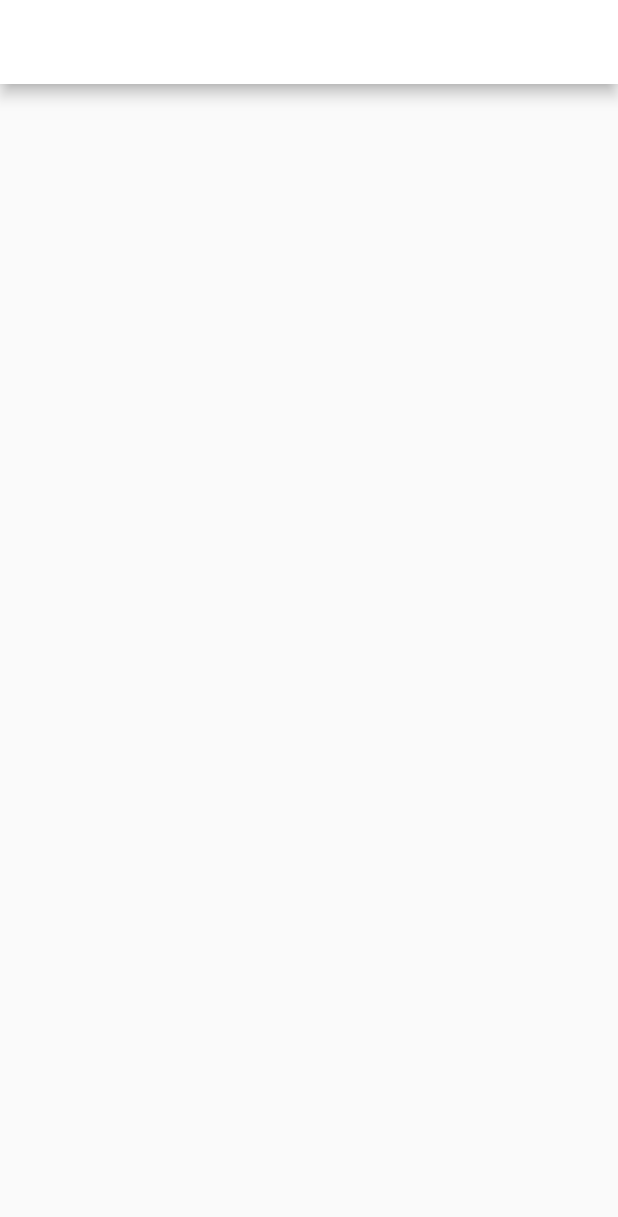
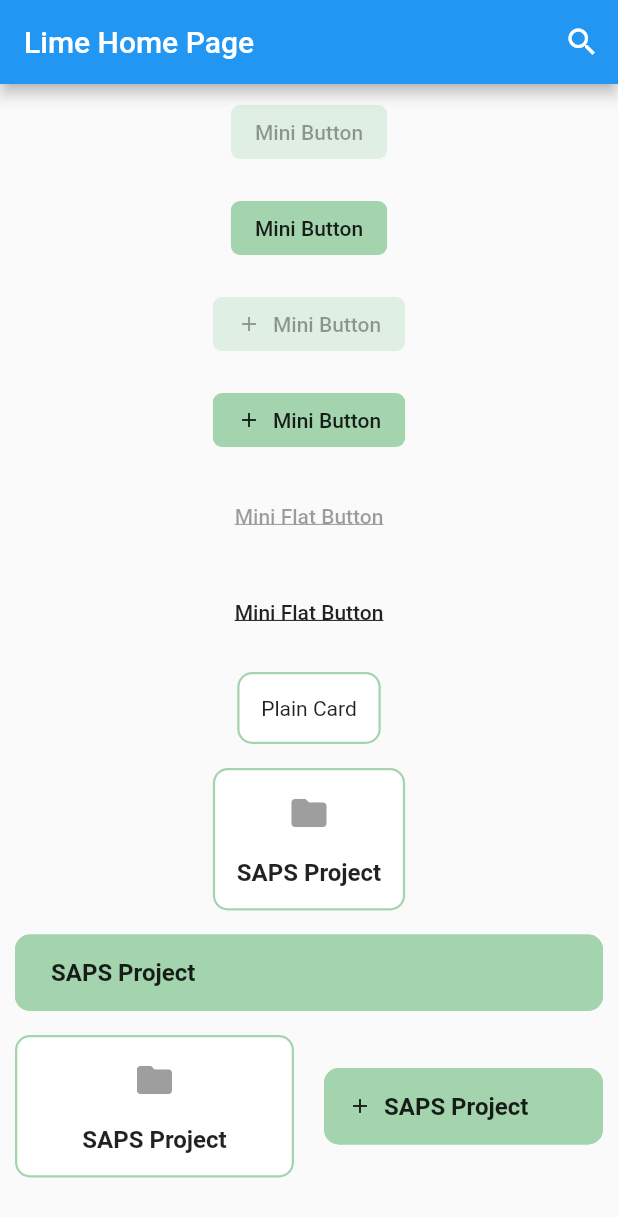
Before and after one commit to BlessedYahaya/LimeMobile, a Flutter app: the screen it shows after launch, on a phone screen of 412 x 824 dp. Shown: the top 1217 px of the screen. Run offline on Flutter 3.47's test engine with Material 2 defaults, Android fonts, the phone set to English and light mode, and no system bars; our stand-ins replace flutter_dotenv, sentry, shared_preferences; accounts and stored records are empty; generated files the repository leaves out were written again; Roboto replaces fonts that are missing (Poppins).

Commit message:
add card and modifies existing components

```diff
--- a/lib/components/button.dart
+++ b/lib/components/button.dart
@@ -5,14 +5,14 @@ import 'package:lime_mobile_app/values/colors.dart';
 
 enum ButtonType { primary, accent, secondary, success }
 
-class TLRaisedButton extends StatefulWidget {
+class LRaisedButton extends StatefulWidget {
   final String text;
   final ButtonType type;
   final VoidCallback onPressed;
   final EdgeInsets padding;
   final double elevation;
 
-  const TLRaisedButton(
+  const LRaisedButton(
     this.text, {
     Key key,
     @required this.onPressed,
@@ -22,10 +22,10 @@ class TLRaisedButton extends StatefulWidget {
   }) : super(key: key);
 
   @override
-  _TLRaisedButtonState createState() => _TLRaisedButtonState();
+  _LRaisedButtonState createState() => _LRaisedButtonState();
 }
 
-class _TLRaisedButtonState extends State<TLRaisedButton> {
+class _LRaisedButtonState extends State<LRaisedButton> {
   @override
   void didChangeDependencies() {
     super.didChangeDependencies();
@@ -42,6 +42,7 @@ class _TLRaisedButtonState extends State<TLRaisedButton> {
           color: getColor(),
           padding: widget.padding,
           disabledColor: getColor().withOpacity(0.3),
+          highlightColor: getColor().withOpacity(0.5),
           elevation: widget.onPressed == null
               ? 0
               : widget.type == ButtonType.secondary ? 0 : widget.elevation,
@@ -85,23 +86,25 @@ class _TLRaisedButtonState extends State<TLRaisedButton> {
   }
 }
 
-class TLMiniButton extends StatefulWidget {
+class LMiniButton extends StatefulWidget {
   final String text;
   final ButtonType type;
+  final Widget icon;
   final VoidCallback onPressed;
 
-  const TLMiniButton(
+  const LMiniButton(
     this.text, {
     Key key,
+    this.icon,
     @required this.onPressed,
     this.type = ButtonType.primary,
   }) : super(key: key);
 
   @override
-  _TLMiniButtonState createState() => _TLMiniButtonState();
+  _LMiniButtonState createState() => _LMiniButtonState();
 }
 
-class _TLMiniButtonState extends State<TLMiniButton> {
+class _LMiniButtonState extends State<LMiniButton> {
   final double _elevation = 8.0;
 
   @override
@@ -116,10 +119,22 @@ class _TLMiniButtonState extends State<TLMiniButton> {
         margin:
             EdgeInsets.symmetric(horizontal: _elevation, vertical: _elevation),
         child: FlatButton(
-          child: Text(widget.text),
+          child: Row(
+            mainAxisSize: MainAxisSize.min,
+            mainAxisAlignment: MainAxisAlignment.center,
+            crossAxisAlignment: CrossAxisAlignment.center,
+            children: <Widget>[
+              if (widget.icon != null) ...[
+                widget.icon,
+                const SizedBox(width: 8.0),
+              ],
+              Text(widget.text),
+            ],
+          ),
           color: getColor(),
           padding: EdgeInsets.symmetric(horizontal: 16, vertical: 2),
           disabledColor: getColor().withOpacity(0.3),
+          highlightColor: getColor().withOpacity(0.5),
           onPressed: widget.onPressed,
         ),
       ),
@@ -133,7 +148,18 @@ class _TLMiniButtonState extends State<TLMiniButton> {
             borderRadius: BorderRadius.circular(22.0),
           ),
           child: CupertinoButton(
-            child: Text(widget.text),
+            child: Row(
+              mainAxisSize: MainAxisSize.min,
+              mainAxisAlignment: MainAxisAlignment.center,
+              crossAxisAlignment: CrossAxisAlignment.center,
+              children: <Widget>[
+                if (widget.icon != null) ...[
+                  widget.icon,
+                  const SizedBox(width: 8.0),
+                ],
+                Text(widget.text),
+              ],
+            ),
             color: getColor(),
             minSize: 32,
             padding: EdgeInsets.symmetric(horizontal: 16, vertical: 2),
@@ -156,13 +182,90 @@ class _TLMiniButtonState extends State<TLMiniButton> {
   }
 }
 
-class TLFlatButton extends StatefulWidget {
+class LMiniFlatButton extends StatefulWidget {
+  final String text;
+  final ButtonType type;
+  final VoidCallback onPressed;
+
+  const LMiniFlatButton(
+    this.text, {
+    Key key,
+    @required this.onPressed,
+    this.type = ButtonType.primary,
+  }) : super(key: key);
+
+  @override
+  _LMiniFlatButtonState createState() => _LMiniFlatButtonState();
+}
+
+class _LMiniFlatButtonState extends State<LMiniFlatButton> {
+  final double _elevation = 8.0;
+
+  @override
+  void didChangeDependencies() {
+    super.didChangeDependencies();
+  }
+
+  @override
+  Widget build(BuildContext context) {
+    return platformWidget(
+      android: Container(
+        margin:
+            EdgeInsets.symmetric(horizontal: _elevation, vertical: _elevation),
+        child: FlatButton(
+          child: Text(
+            widget.text,
+            style: TextStyle(decoration: TextDecoration.underline),
+          ),
+          color: Colors.transparent,
+          padding: EdgeInsets.symmetric(horizontal: 16, vertical: 2),
+          disabledColor: Colors.transparent,
+          highlightColor: Colors.transparent,
+          splashColor: Colors.transparent,
+          onPressed: widget.onPressed,
+        ),
+      ),
+      ios: Container(
+        margin: EdgeInsets.symmetric(horizontal: _elevation, vertical: 0),
+        child: Material(
+          color: Colors.transparent,
+          shape: RoundedRectangleBorder(
+            borderRadius: BorderRadius.circular(22.0),
+          ),
+          child: CupertinoButton(
+            child: Text(
+              widget.text,
+              style: TextStyle(decoration: TextDecoration.underline),
+            ),
+            color: Colors.transparent,
+            minSize: 32,
+            padding: EdgeInsets.symmetric(horizontal: 16, vertical: 2),
+            borderRadius: BorderRadius.circular(22.0),
+            onPressed: widget.onPressed,
+          ),
+        ),
+      ),
+    );
+  }
+
+  Color getColor() {
+    switch (widget.type) {
+      case ButtonType.success:
+      case ButtonType.accent:
+      case ButtonType.secondary:
+      default:
+        return LColors.primaryColor;
+    }
+  }
+}
+
+class LFlatButton extends StatefulWidget {
   final String text;
   final ButtonType type;
   final VoidCallback onPressed;
   final EdgeInsets padding;
 
-  const TLFlatButton(
+  const LFlatButton(
     this.text, {
     Key key,
     @required this.onPressed,
@@ -171,10 +274,10 @@ class TLFlatButton extends StatefulWidget {
   }) : super(key: key);
 
   @override
-  _TLFlatButtonState createState() => _TLFlatButtonState();
+  _LFlatButtonState createState() => _LFlatButtonState();
 }
 
-class _TLFlatButtonState extends State<TLFlatButton> {
+class _LFlatButtonState extends State<LFlatButton> {
   final double _elevation = 8.0;
   TextStyle textStyle;
 
@@ -194,6 +297,7 @@ class _TLFlatButtonState extends State<TLFlatButton> {
           child: Text(widget.text, style: textStyle),
           color: Colors.transparent,
           padding: widget.padding,
+          highlightColor: getColor().withOpacity(0.2),
           onPressed: widget.onPressed,
         ),
       ),
--- /dev/null
+++ b/lib/components/card.dart
@@ -0,0 +1,142 @@
+import 'package:flutter/cupertino.dart';
+import 'package:flutter/material.dart';
+import 'package:lime_mobile_app/models/folder.dart';
+import 'package:lime_mobile_app/values/colors.dart';
+import 'package:lime_mobile_app/values/spacing.dart';
+import 'package:lime_mobile_app/values/strings.dart';
+
+class LCard extends StatelessWidget {
+  final Color color;
+  final double elevation;
+  final RoundedRectangleBorder shape;
+  final bool borderOnForeground;
+  final Clip clipBehavior;
+  final EdgeInsetsGeometry margin;
+  final bool semanticContainer;
+  final bool flush;
+  final Widget child;
+  final GestureTapCallback onTap;
+
+  const LCard({
+    Key key,
+    this.color,
+    this.elevation = 0,
+    this.shape = const RoundedRectangleBorder(
+      borderRadius: BorderRadius.all(const Radius.circular(10)),
+      side: BorderSide(color: LColors.primaryColor, width: 1.5),
+    ),
+    this.borderOnForeground = true,
+    this.flush = false,
+    this.clipBehavior,
+    this.margin = const EdgeInsets.symmetric(vertical: 8, horizontal: 10),
+    this.semanticContainer = true,
+    this.child,
+    this.onTap,
+  }) : super(key: key);
+
+  @override
+  Widget build(BuildContext context) {
+    return Card(
+      color: color,
+      elevation: elevation,
+      shape: shape,
+      borderOnForeground: borderOnForeground,
+      clipBehavior: clipBehavior,
+      margin: margin,
+      semanticContainer: semanticContainer,
+      child: InkWell(
+        onTap: onTap,
+        borderRadius: shape.borderRadius,
+        child: Container(
+          padding: EdgeInsets.all(flush ? 0 : 16),
+          child: child,
+        ),
+      ),
+    );
+  }
+}
+
+class LFolderCard extends LCard {
+  final FolderModel folder;
+
+  LFolderCard(
+    this.folder, {
+    Key key,
+    bool flush,
+    BuildContext context,
+    GestureTapCallback onTap,
+  }) : super(
+          key: key,
+          flush: flush ?? false,
+          onTap: onTap,
+          child: LimitedBox(
+            child: Column(
+              crossAxisAlignment: CrossAxisAlignment.center,
+              mainAxisAlignment: MainAxisAlignment.center,
+              children: <Widget>[
+                Container(
+                  child: Icon(
+                    Icons.folder,
+                    color: Colors.grey,
+                    size: 28,
+                  ),
+                ),
+                VSpace.md,
+                Text(
+                  '${folder.label}',
+                  style: Theme.of(context).textTheme.subtitle1.copyWith(
+                        fontFamily: Strings.app.font,
+                        fontWeight: FontWeight.bold,
+                      ),
+                  maxLines: 2,
+                  softWrap: true,
+                  overflow: TextOverflow.ellipsis,
+                ),
+              ],
+            ),
+          ),
+        );
+}
+
+class LButtonCard extends LCard {
+  LButtonCard({
+    Key key,
+    BuildContext context,
+    GestureTapCallback onTap,
+    Color color = LColors.primaryColor,
+    Color textColor,
+    Widget leading,
+    Widget trailing,
+    String text,
+  }) : super(
+          key: key,
+          color: color,
+          onTap: onTap,
+          child: LimitedBox(
+            child: Row(
+              mainAxisSize: MainAxisSize.max,
+              mainAxisAlignment: MainAxisAlignment.center,
+              crossAxisAlignment: CrossAxisAlignment.center,
+              children: <Widget>[
+                if (leading != null) leading,
+                HSpace.sm,
+                Expanded(
+                  child: Text(
+                    '$text',
+                    style: Theme.of(context).textTheme.subtitle1.copyWith(
+                          fontFamily: Strings.app.font,
+                          fontWeight: FontWeight.bold,
+                          color: textColor,
+                        ),
+                    maxLines: 2,
+                    softWrap: true,
+                    overflow: TextOverflow.ellipsis,
+                  ),
+                ),
+                HSpace.sm,
+                if (trailing != null) trailing,
+              ],
+            ),
+          ),
+        );
+}
--- a/lib/components/nav.dart
+++ b/lib/components/nav.dart
@@ -2,7 +2,7 @@ import 'package:flutter/cupertino.dart';
 import 'package:flutter/material.dart';
 import 'package:lime_mobile_app/utils.dart';
 
-class TLNav extends StatefulWidget {
+class LNav extends StatefulWidget {
   /// Cupertino-specific options
   final Widget leading;
   final bool automaticallyImplyLeading;
@@ -39,7 +39,7 @@ class TLNav extends StatefulWidget {
   /// general options
   final Color backgroundColor;
 
-  TLNav({
+  LNav({
     Key key,
     @required this.items,
     this.leading,
@@ -72,10 +72,10 @@ class TLNav extends StatefulWidget {
   });
 
   @override
-  _TLNavState createState() => _TLNavState();
+  _LNavState createState() => _LNavState();
 }
 
-class _TLNavState extends State<TLNav> {
+class _LNavState extends State<LNav> {
   @override
   Widget build(BuildContext context) {
     if (platform() == SystemPlatform.apple) return CupertinoNavigationBar();
--- a/lib/components/scaffold.dart
+++ b/lib/components/scaffold.dart
@@ -4,7 +4,7 @@ import 'package:flutter/material.dart';
 import 'package:lime_mobile_app/utils.dart';
 import 'package:lime_mobile_app/values/colors.dart';
 
-class TLScaffold extends StatelessWidget {
+class LScaffold extends StatelessWidget {
   /// Cupertino-specific options
   final ObstructingPreferredSizeWidget navigationBar;
 
@@ -35,7 +35,7 @@ class TLScaffold extends StatelessWidget {
   final bool bottom;
   final EdgeInsets minimum;
 
-  const TLScaffold({
+  const LScaffold({
     Key key,
     this.navigationBar,
     this.backgroundColor,
@@ -108,7 +108,7 @@ class TLScaffold extends StatelessWidget {
   }
 }
 
-class TLTabScaffold extends TLScaffold {
+class TLTabScaffold extends LScaffold {
   /// Cupertino-specific options
   final CupertinoTabBar tabBar;
   final CupertinoTabController controller;
--- a/lib/main.dart
+++ b/lib/main.dart
@@ -3,6 +3,10 @@ import 'dart:async';
 import 'package:flutter/foundation.dart';
 import 'package:flutter/material.dart';
 import 'package:flutter_dotenv/flutter_dotenv.dart';
+import 'package:lime_mobile_app/components/button.dart';
+import 'package:lime_mobile_app/components/card.dart';
+import 'package:lime_mobile_app/components/scaffold.dart';
+import 'package:lime_mobile_app/models/folder.dart';
 import 'package:lime_mobile_app/models/store.dart';
 import 'package:lime_mobile_app/values/theme.dart';
 import 'package:provider/provider.dart';
@@ -154,9 +158,68 @@ class HomeView extends StatefulWidget {
 class _HomeViewState extends State<HomeView> {
   @override
   Widget build(BuildContext context) {
-    return Scaffold(
-      appBar: AppBar(title: Text(widget.title)),
-      body: Center(),
+    return LScaffold(
+      appBar: AppBar(
+        title: Text(widget.title),
+        actions: <Widget>[
+          IconButton(icon: Icon(Icons.search), onPressed: () {})
+        ],
+      ),
+      body: CustomScrollView(
+        physics: AlwaysScrollableScrollPhysics(parent: BouncingScrollPhysics()),
+        slivers: <Widget>[
+          SliverList(
+            delegate: SliverChildListDelegate(<Widget>[
+              Column(
+                children: <Widget>[
+                  LMiniButton('Mini Button', onPressed: null),
+                  LMiniButton('Mini Button', onPressed: () {}),
+                  LMiniButton(
+                    'Mini Button',
+                    onPressed: null,
+                    icon: Icon(Icons.add, size: 16),
+                  ),
+                  LMiniButton(
+                    'Mini Button',
+                    onPressed: () {},
+                    icon: Icon(Icons.add, size: 16),
+                  ),
+                  LMiniFlatButton('Mini Flat Button', onPressed: null),
+                  LMiniFlatButton('Mini Flat Button', onPressed: () {}),
+                  LCard(child: Text('Plain Card')),
+                  LFolderCard(FolderModel(label: 'SAPS Project'),
+                      context: context),
+                  LButtonCard(text: 'SAPS Project', context: context),
+                  Row(
+                    mainAxisSize: MainAxisSize.min,
+                    children: <Widget>[
+                      Expanded(
+                        child: LFolderCard(
+                          FolderModel(label: 'SAPS Project'),
+                          context: context,
+                        ),
+                      ),
+                      Expanded(
+                        child: Column(
+                          mainAxisSize: MainAxisSize.max,
+                          crossAxisAlignment: CrossAxisAlignment.stretch,
+                          children: <Widget>[
+                            LButtonCard(
+                              text: 'SAPS Project',
+                              context: context,
+                              leading: Icon(Icons.add, size: 16),
+                            ),
+                          ],
+                        ),
+                      ),
+                    ],
+                  ),
+                ],
+              ),
+            ]),
+          ),
+        ],
+      ),
     );
   }
 }
--- /dev/null
+++ b/lib/models/folder.dart
@@ -0,0 +1,17 @@
+import 'package:json_annotation/json_annotation.dart';
+
+part 'folder.g.dart';
+
+@JsonSerializable(explicitToJson: true, anyMap: true)
+class FolderModel {
+  int id;
+  String label;
+
+  FolderModel({this.id, this.label = ''});
+
+  static final FolderModel zero = FolderModel();
+
+  factory FolderModel.fromJson(Map user) => _$FolderModelFromJson(user);
+
+  Map<String, dynamic> toJson() => _$FolderModelToJson(this);
+}
--- a/lib/values/theme.dart
+++ b/lib/values/theme.dart
@@ -4,7 +4,13 @@ import 'package:lime_mobile_app/values/strings.dart';
 
 ThemeData baseTheme(BuildContext context) => ThemeData(
       fontFamily: Strings.app.font,
-      buttonTheme: ButtonThemeData(shape: StadiumBorder()),
+      buttonTheme: ButtonThemeData(
+        shape: RoundedRectangleBorder(
+          borderRadius: BorderRadius.all(
+            Radius.circular(6),
+          ),
+        ),
+      ),
       primarySwatch: LColors.primarySwatch,
       cardTheme: CardTheme(
         margin: EdgeInsets.symmetric(vertical: 8, horizontal: 10),
@@ -34,23 +40,19 @@ ThemeData baseTheme(BuildContext context) => ThemeData(
 ThemeData theme(BuildContext context) => baseTheme(context).copyWith(
       brightness: Brightness.light,
       primaryColor: LColors.primaryColor,
-      iconTheme: IconThemeData(color: Colors.black),
-      primaryIconTheme: IconThemeData(color: Colors.black),
+      highlightColor: Colors.blue,
       appBarTheme: AppBarTheme.of(context).copyWith(
-        color: Colors.white,
         textTheme: TextTheme(
-          headline6: TextStyle(color: Colors.black, fontSize: 20),
+          headline6: TextStyle(color: Colors.white, fontSize: 20),
         ),
-        iconTheme: IconThemeData(color: Colors.black),
-        actionsIconTheme: IconThemeData(color: Colors.black),
+        iconTheme: IconThemeData(color: Colors.white),
+        actionsIconTheme: IconThemeData(color: Colors.white),
       ),
     );
 
 ThemeData darkTheme(BuildContext context) => baseTheme(context).copyWith(
       brightness: Brightness.dark,
       primaryColor: LColorsDark.primaryLightColor,
-      iconTheme: IconThemeData(color: Colors.white),
-      primaryIconTheme: IconThemeData(color: Colors.white),
       appBarTheme: AppBarTheme.of(context).copyWith(
         color: Colors.white,
         textTheme: TextTheme(
```
Also changed, not shown: lib/models/folder.g.dart (added).
